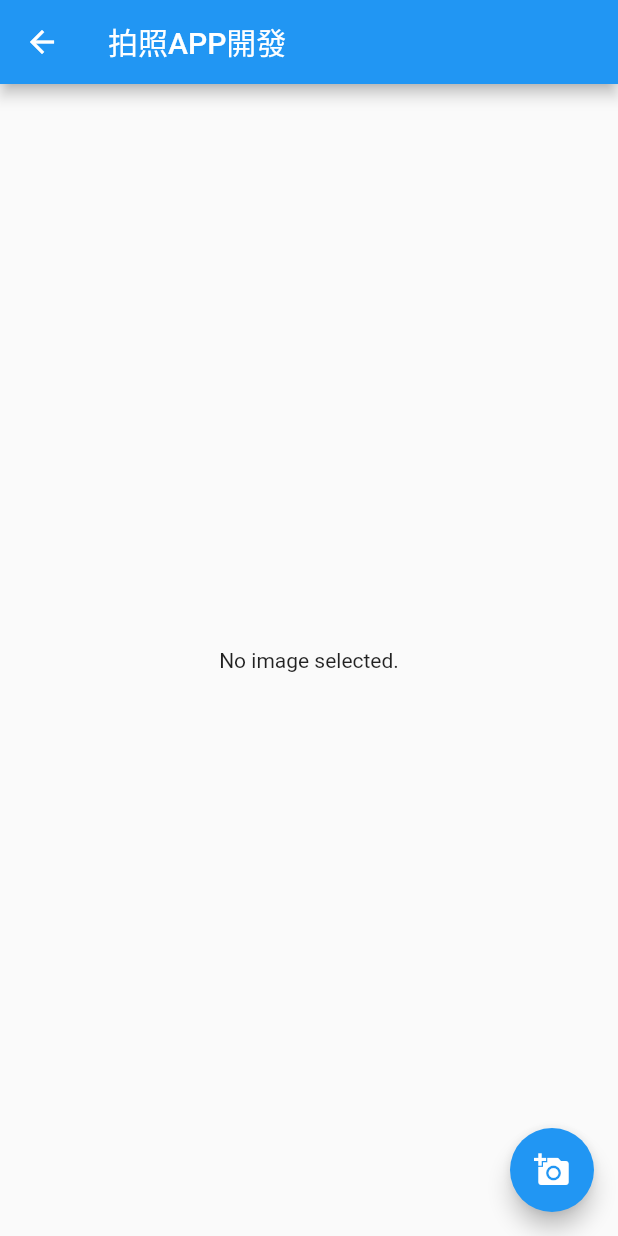
After one commit to frank575/pp, a Flutter app: the PhotoAppPage screen opened by its route, on a phone screen of 412 x 824 dp. The commit adds this screen. Run offline on Flutter 3.47's test engine with Material 2 defaults, Android fonts, the light colour scheme and no system bars; our stand-ins replace image_picker; missing offline and left inert: flutter_color.

Commit message:
feat(flutter_app): 拍照app image_picker 初始化

```diff
--- a/dart/flutter_app/lib/main.dart
+++ b/dart/flutter_app/lib/main.dart
@@ -3,6 +3,7 @@ import 'package:flutter_app/app_lifecycle.dart';
 import 'package:flutter_app/gesture_page.dart';
 import 'package:flutter_app/launch_page.dart';
 import 'package:flutter_app/less_group_page.dart';
+import 'package:flutter_app/photo_app_page.dart';
 import 'package:flutter_app/plguin_use.dart';
 import 'package:flutter_app/res_page.dart';
 import 'package:flutter_app/stateful_group_page.dart';
@@ -63,6 +64,7 @@ class _DynamicThemeState extends State<DynamicTheme> {
           'launch': (context) => LaunchPage(),
           'lifecycle': (context) => FlutterWidgetLifecycle(),
           'applifecycle': (context) => AppLifecycle(),
+          'photoapp': (context) => PhotoAppPage(),
         });
   }
 }
@@ -96,6 +98,7 @@ class _RootNavigatorState extends State<RootNavigator> {
           _item('如何打開第三方應用？', LaunchPage(), 'launch'),
           _item('Flutter頁面生命週期', FlutterWidgetLifecycle(), 'lifecycle'),
           _item('Flutter應用生命週期', AppLifecycle(), 'applifecycle'),
+          _item('拍照APP開發', PhotoAppPage(), 'photoapp'),
         ],
       ),
     );
--- /dev/null
+++ b/dart/flutter_app/lib/photo_app_page.dart
@@ -0,0 +1,49 @@
+import 'dart:io';
+import 'package:flutter/material.dart';
+import 'package:image_picker/image_picker.dart';
+
+class PhotoAppPage extends StatefulWidget {
+  @override
+  _PhotoAppPageState createState() => _PhotoAppPageState();
+}
+
+//拍照APP開發
+class _PhotoAppPageState extends State<PhotoAppPage> {
+  File? _image;
+  final picker = ImagePicker();
+
+  Future _getImage() async {
+    final pickedFile = await picker.getImage(source: ImageSource.camera);
+
+    setState(() {
+      if (pickedFile != null) {
+        _image = File(pickedFile.path);
+      } else {
+        print('No image selected.');
+      }
+    });
+  }
+
+  @override
+  Widget build(BuildContext context) {
+    return Scaffold(
+      appBar: AppBar(
+        title: Text('拍照APP開發'),
+        leading: GestureDetector(
+            onTap: () {
+              Navigator.pop(context);
+            },
+            child: Icon(Icons.arrow_back)),
+      ),
+      body: Center(
+        child:
+            _image == null ? Text('No image selected.') : Image.file(_image!),
+      ),
+      floatingActionButton: FloatingActionButton(
+        onPressed: _getImage,
+        tooltip: 'Pick Image',
+        child: Icon(Icons.add_a_photo),
+      ),
+    );
+  }
+}
--- a/dart/flutter_app/pubspec.yaml
+++ b/dart/flutter_app/pubspec.yaml
@@ -25,7 +25,7 @@ dependencies:
     sdk: flutter
   flutter_color: ^2.0.0
   url_launcher: ^6.0.4
-
+  image_picker: ^0.7.5+3
 
   # The following adds the Cupertino Icons font to your application.
   # Use with the CupertinoIcons class for iOS style icons.
```
Also changed, not shown: dart/flutter_app/pubspec.lock, 1 other file.
